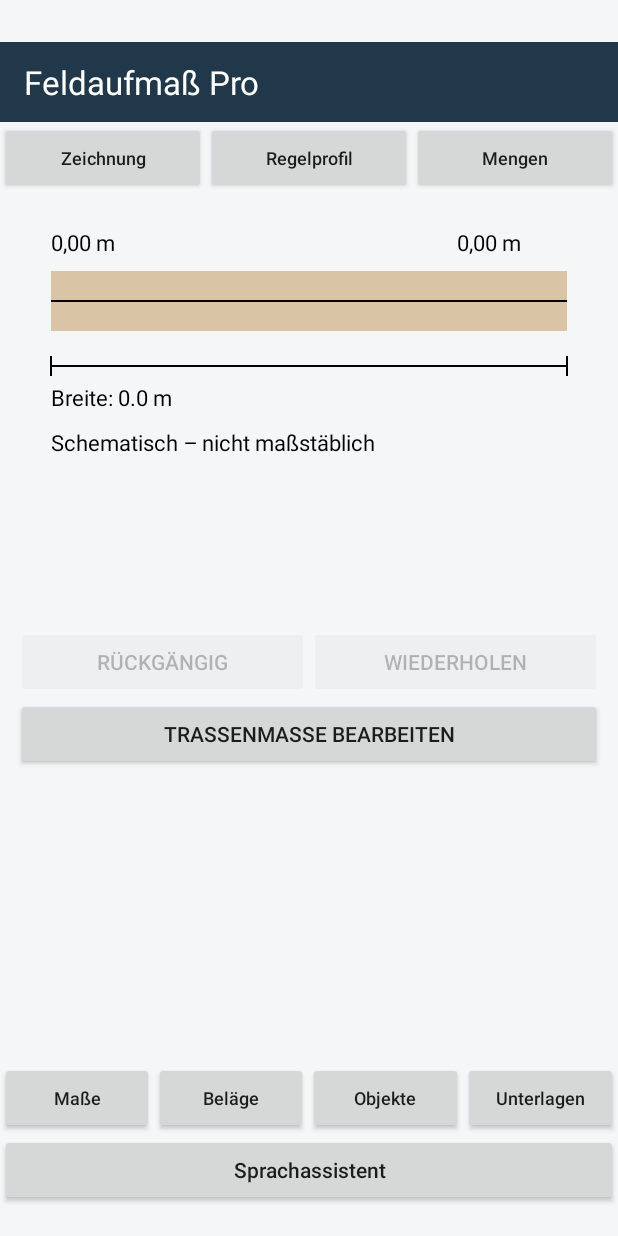
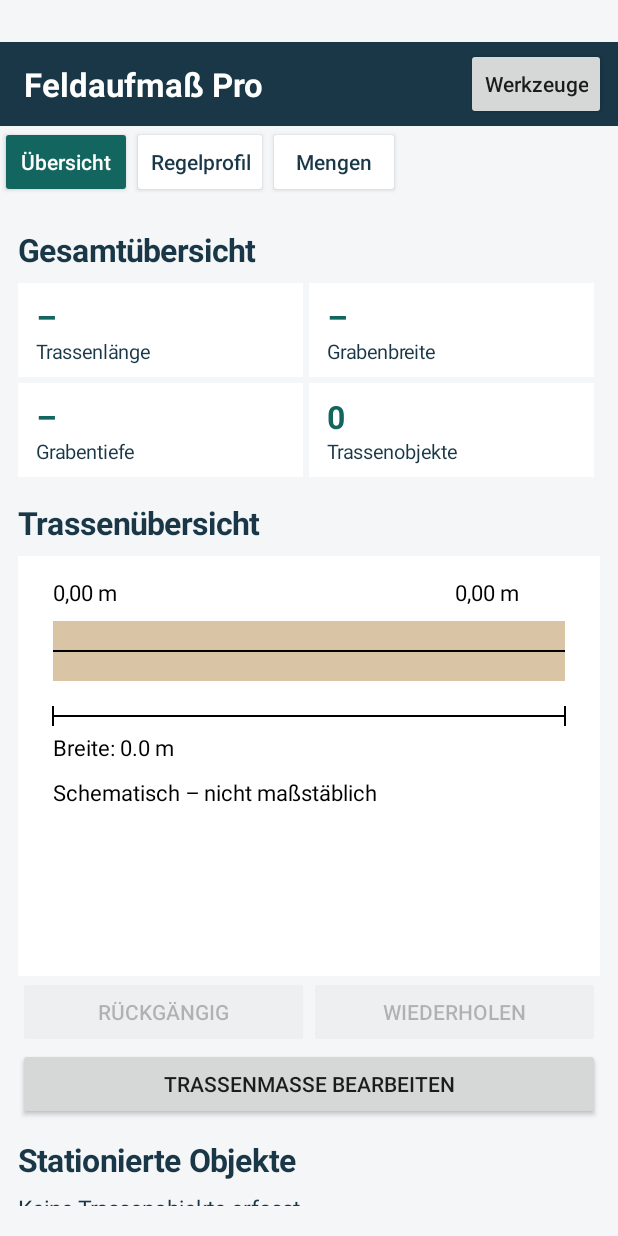
Before and after one commit to thecrystalmethod62ru-spec/Feldaufma-Pro, an Android app built with Jetpack Compose: the screen it shows after launch (MainActivity), on a phone screen of 412 x 824 dp. Run offline under Robolectric (Android 15) with nearby library versions, the phone set to English and light mode, and no system bars; our stand-ins replace data binding; 1 statement that could not run was skipped.

Commit message:
Adapt the mobile drawing overview to the Bergstraße measurement sheets

```diff
--- a/app/src/main/java/de/feldaufmass/pro/MainActivity.java
+++ b/app/src/main/java/de/feldaufmass/pro/MainActivity.java
@@ -20,18 +20,130 @@ public class MainActivity extends Activity {
  EditText sollLength,sollWidth,sollDepth,sollAsphalt,sollSource; TextView sollComparison;
  LinearLayout documentsPage; TextView documentsList; org.json.JSONArray documents=new org.json.JSONArray();
  LinearLayout shell,body,planPage,measurePage,voicePage,profilePage,segmentPage,objectPage,quantityPage; TextView projectHeader; TextView detailQuantities; Button undoObjectsButton,redoObjectsButton; java.util.ArrayDeque<String> undoObjects=new java.util.ArrayDeque<>(),redoObjects=new java.util.ArrayDeque<>();
- LinearLayout page(){LinearLayout p=new LinearLayout(this);p.setOrientation(1);p.setPadding(16,12,16,12);return p;}
+ static final int INK=0xff193747, TEAL=0xff12665f;
+ TextView[] overviewValues=new TextView[4];
+ LinearLayout stationRows;
+ final java.util.LinkedHashMap<LinearLayout,Button> sheetTabs=new java.util.LinkedHashMap<>();
+ Button toolsMenu;
+
+ TextView sheetText(String text,int size,boolean bold) {
+  TextView label=new TextView(this);
+  label.setText(text);
+  label.setTextSize(size);
+  label.setTextColor(INK);
+  if(bold)label.setTypeface(Typeface.DEFAULT,Typeface.BOLD);
+  return label;
+ }
+
+ void sheetHeading(LinearLayout page,String name) {
+  TextView heading=sheetText(name,21,true);
+  heading.setPadding(0,dp(12),0,dp(8));
+  page.addView(heading);
+ }
+
+ void addOverview() {
+  String[] names={"Trassenlänge","Grabenbreite","Grabentiefe","Trassenobjekte"};
+  for(int row=0;row<2;row++){
+   LinearLayout pair=new LinearLayout(this);
+   planPage.addView(pair);
+   for(int col=0;col<2;col++){
+    int i=row*2+col;
+    LinearLayout metric=page();
+    metric.setBackgroundColor(Color.WHITE);
+    LinearLayout.LayoutParams box=new LinearLayout.LayoutParams(0,-2,1);
+    box.setMargins(0,0,dp(4),dp(4));
+    pair.addView(metric,box);
+    overviewValues[i]=sheetText("–",21,true);
+    overviewValues[i].setTextColor(TEAL);
+    metric.addView(overviewValues[i]);
+    metric.addView(sheetText(names[i],13,false));
+   }
+  }
+ }
+
+ void refreshOverview(){
+  if(stationRows==null)return;
+  double[] lengths={l,w,d};
+  for(int i=0;i<lengths.length;i++)overviewValues[i].setText(lengths[i]>0?reportMeasure(lengths[i]):"–");
+  overviewValues[3].setText(String.valueOf(objects.length()));
+  stationRows.removeAllViews();
+  java.util.List<Integer> sorted=new java.util.ArrayList<>();
+  for(int i=0;i<objects.length();i++)if(objects.optJSONObject(i)!=null)sorted.add(i);
+  sorted.sort((a,b)->Double.compare(objects.optJSONObject(a).optDouble("station"),objects.optJSONObject(b).optDouble("station")));
+  if(sorted.isEmpty())stationRows.addView(sheetText("Keine Trassenobjekte erfasst.",15,false));
+  for(int index:sorted){
+   org.json.JSONObject object=objects.optJSONObject(index);
+   Button entry=new Button(this);
+   entry.setAllCaps(false);
+   entry.setGravity(Gravity.START|Gravity.CENTER_VERTICAL);
+   entry.setTextColor(objectWarning(index)?0xff982f20:INK);
+   entry.setText(String.format(java.util.Locale.GERMANY,"%.2f m   ·   %s",object.optDouble("station"),object.optString("type")));
+   entry.setOnClickListener(v->detailObject(index));
+   stationRows.addView(entry);
+  }
+ }
+
+ void addSheetTab(LinearLayout bar,String name,LinearLayout sheet){
+  Button tab=new Button(this);
+  tab.setAllCaps(false);
+  tab.setSingleLine(true);
+  tab.setText(name);
+  bar.addView(tab);
+  sheetTabs.put(sheet,tab);
+  tab.setOnClickListener(v->showPage(sheet));
+ }
+
+ void showTools(){
+  String[] names={"Maße","Beläge","Objekte","Unterlagen / PDF","Sprachassistent"};
+  LinearLayout[] pages={measurePage,segmentPage,objectPage,documentsPage,voicePage};
+  PopupMenu menu=new PopupMenu(this,toolsMenu);
+  for(int i=0;i<names.length;i++)menu.getMenu().add(0,i,Menu.NONE,names[i]);
+  menu.setOnMenuItemClickListener(item->{showPage(pages[item.getItemId()]);return true;});
+  menu.show();
+ }
+ LinearLayout page(){LinearLayout p=new LinearLayout(this);p.setOrientation(1);p.setPadding(dp(12),dp(8),dp(12),dp(8));return p;}
  int dp(int n){return (int)(n*getResources().getDisplayMetrics().density+.5f);}
- void showPage(LinearLayout p){if(p==documentsPage)compareSoll();if(p==quantityPage)refreshDetailQuantities();body.removeAllViews();ScrollView sc=new ScrollView(this);sc.setFillViewport(true);if(p.getParent()!=null)((android.view.ViewGroup)p.getParent()).removeView(p);sc.addView(p);body.addView(sc,new LinearLayout.LayoutParams(-1,-1));}
- void nav(LinearLayout bar,String name,Runnable action){Button b=new Button(this);b.setText(name);b.setTextSize(12);b.setAllCaps(false);bar.addView(b,new LinearLayout.LayoutParams(0,-2,1));b.setOnClickListener(v->action.run());}
+ void showPage(LinearLayout p){
+  for(java.util.Map.Entry<LinearLayout,Button> entry:sheetTabs.entrySet()){
+   boolean selected=entry.getKey()==p;
+   Button tab=entry.getValue();
+   tab.setSelected(selected);
+   tab.setBackgroundTintList(android.content.res.ColorStateList.valueOf(selected?TEAL:Color.WHITE));
+   tab.setTextColor(selected?Color.WHITE:INK);
+  }
+  if(p==documentsPage)compareSoll();if(p==quantityPage)refreshDetailQuantities();body.removeAllViews();ScrollView sc=new ScrollView(this);sc.setFillViewport(true);if(p.getParent()!=null)((android.view.ViewGroup)p.getParent()).removeView(p);sc.addView(p);body.addView(sc,new LinearLayout.LayoutParams(-1,-1));}
  public void onCreate(Bundle b){super.onCreate(b);
  shell=page();shell.setPadding(0,dp(28),0,dp(20));shell.setBackgroundColor(0xfff4f6f8);setContentView(shell);
- projectHeader=new TextView(this);projectHeader.setText("Feldaufmaß Pro");projectHeader.setTextColor(Color.WHITE);projectHeader.setTextSize(22);projectHeader.setPadding(dp(16),dp(12),dp(16),dp(12));projectHeader.setBackgroundColor(0xff203849);shell.addView(projectHeader);
- LinearLayout tabs=new LinearLayout(this);shell.addView(tabs);nav(tabs,"Zeichnung",()->showPage(planPage));nav(tabs,"Regelprofil",()->showPage(profilePage));nav(tabs,"Mengen",()->showPage(quantityPage));
+ planPage=page();measurePage=page();voicePage=page();profilePage=page();segmentPage=page();objectPage=page();quantityPage=page();
+ LinearLayout header=new LinearLayout(this);
+ header.setGravity(Gravity.CENTER_VERTICAL);
+ header.setPadding(dp(16),dp(4),dp(8),dp(4));
+ header.setBackgroundColor(INK);
+ shell.addView(header);
+ projectHeader=sheetText("Feldaufmaß Pro",22,true);
+ projectHeader.setTextColor(Color.WHITE);
+ projectHeader.setMaxLines(2);
+ projectHeader.setEllipsize(android.text.TextUtils.TruncateAt.END);
+ header.addView(projectHeader,new LinearLayout.LayoutParams(0,-2,1));
+ toolsMenu=new Button(this);
+ toolsMenu.setAllCaps(false);
+ toolsMenu.setText("Werkzeuge");
+ header.addView(toolsMenu);
+ toolsMenu.setOnClickListener(v->showTools());
+ HorizontalScrollView tabsScroll=new HorizontalScrollView(this);
+ tabsScroll.setHorizontalScrollBarEnabled(false);
+ shell.addView(tabsScroll);
+ LinearLayout tabs=new LinearLayout(this);
+ tabsScroll.addView(tabs);
+ addSheetTab(tabs,"Übersicht",planPage);
+ addSheetTab(tabs,"Regelprofil",profilePage);
+ addSheetTab(tabs,"Mengen",quantityPage);
  body=new LinearLayout(this);shell.addView(body,new LinearLayout.LayoutParams(-1,0,1));
- LinearLayout tools=new LinearLayout(this);shell.addView(tools);nav(tools,"Maße",()->showPage(measurePage));nav(tools,"Beläge",()->showPage(segmentPage));nav(tools,"Objekte",()->showPage(objectPage));nav(tools,"Unterlagen",()->showPage(documentsPage));
- Button voiceButton=new Button(this);voiceButton.setText("Sprachassistent");voiceButton.setAllCaps(false);shell.addView(voiceButton);voiceButton.setOnClickListener(v->showPage(voicePage));
- planPage=page();measurePage=page();voicePage=page();profilePage=page();segmentPage=page();objectPage=page();quantityPage=page();
+ sheetHeading(planPage,"Gesamtübersicht");
+ addOverview();
+ sheetHeading(planPage,"Trassenübersicht");
+ sheetHeading(quantityPage,"Mengenermittlung");
+ sheetHeading(measurePage,"Trassenmaße");
  documentsPage=page();TextView dh=new TextView(this);dh.setText("Ausführungsunterlagen – Soll");dh.setTextSize(22);documentsPage.addView(dh);
  Button importDoc=new Button(this);importDoc.setText("Unterlagen hinzufügen");documentsPage.addView(importDoc);importDoc.setOnClickListener(v->{android.content.Intent i=new android.content.Intent(android.content.Intent.ACTION_OPEN_DOCUMENT);i.setType("*/*");i.addCategory(android.content.Intent.CATEGORY_OPENABLE);i.putExtra(android.content.Intent.EXTRA_ALLOW_MULTIPLE,true);i.addFlags(android.content.Intent.FLAG_GRANT_READ_URI_PERMISSION|android.content.Intent.FLAG_GRANT_PERSISTABLE_URI_PERMISSION);startActivityForResult(i,411);});
  TextView cloudInfo=new TextView(this);cloudInfo.setText("Your Secure Cloud: In der offiziellen App anmelden. Im Android-Dateidialog SecureCloud auswählen, sofern verfügbar. Keine Zugangsdaten in Feldaufmaß Pro erforderlich.");documentsPage.addView(cloudInfo);
@@ -83,8 +195,12 @@ public class MainActivity extends Activity {
  root=quantityPage;
  result=new TextView(this);result.setTextSize(18);root.addView(result);detailQuantities=new TextView(this);root.addView(detailQuantities);
  root=planPage;
- sketch=new Sketch();root.addView(sketch,new LinearLayout.LayoutParams(-1,dp(280))); LinearLayout historyBar=new LinearLayout(this);root.addView(historyBar);undoObjectsButton=new Button(this);undoObjectsButton.setText("Rückgängig");historyBar.addView(undoObjectsButton,new LinearLayout.LayoutParams(0,-2,1));redoObjectsButton=new Button(this);redoObjectsButton.setText("Wiederholen");historyBar.addView(redoObjectsButton,new LinearLayout.LayoutParams(0,-2,1));undoObjectsButton.setOnClickListener(v->restoreObjectHistory(false));redoObjectsButton.setOnClickListener(v->restoreObjectHistory(true));updateHistoryButtons();
+ sketch=new Sketch();sketch.setBackgroundColor(Color.WHITE);root.addView(sketch,new LinearLayout.LayoutParams(-1,dp(280))); LinearLayout historyBar=new LinearLayout(this);root.addView(historyBar);undoObjectsButton=new Button(this);undoObjectsButton.setText("Rückgängig");historyBar.addView(undoObjectsButton,new LinearLayout.LayoutParams(0,-2,1));redoObjectsButton=new Button(this);redoObjectsButton.setText("Wiederholen");historyBar.addView(redoObjectsButton,new LinearLayout.LayoutParams(0,-2,1));undoObjectsButton.setOnClickListener(v->restoreObjectHistory(false));redoObjectsButton.setOnClickListener(v->restoreObjectHistory(true));updateHistoryButtons();
  Button edit=new Button(this);edit.setText("Trassenmaße bearbeiten");root.addView(edit);edit.setOnClickListener(v->showPage(measurePage));
+ sheetHeading(planPage,"Stationierte Objekte");
+ stationRows=new LinearLayout(this);
+ stationRows.setOrientation(LinearLayout.VERTICAL);
+ planPage.addView(stationRows);
  root=profilePage;
  TextView heading=new TextView(this);heading.setText("Regelprofil – Grabenquerschnitt");heading.setTextSize(20);root.addView(heading);
  legend=new TextView(this);legend.setTextSize(14);root.addView(legend);
@@ -188,7 +304,7 @@ public class MainActivity extends Activity {
 
  void refreshDetailQuantities(){if(detailQuantities==null)return;StringBuilder b=new StringBuilder("\nDetailmengen – geometrisch, nicht addiert\n");for(int i=0;i<objects.length();i++){org.json.JSONObject o=objects.optJSONObject(i);if(o==null)continue;double a=detailNumber(o,"detailLength"),w=detailNumber(o,"detailWidth"),h=detailNumber(o,"detailDepth");b.append(o.optString("type")).append(" / ").append(o.optString("station")).append(" m\n");if(Double.isFinite(a*w)&&a>0&&w>0){b.append(String.format(java.util.Locale.GERMANY,"Fläche: %.2f m²",a*w));if(Double.isFinite(a*w*h)&&h>0)b.append(String.format(java.util.Locale.GERMANY," | Körpervolumen: %.2f m³",a*w*h));else b.append(" | Tiefe fehlt");}else b.append("Detailmaße fehlen");if(objectWarning(i))b.append(" | ⚠ Lage prüfen");b.append("\n");}b.append("\nNicht zur Haupttrasse addieren: Überschneidungen und LV-Regeln prüfen.");detailQuantities.setText(b.toString());}
  String detailSummary(org.json.JSONObject o){StringBuilder b=new StringBuilder();String[] keys={"detailLength","detailWidth","detailDepth"},names={"L","B","T"};for(int j=0;j<3;j++){String v=o.optString(keys[j],"");if(!v.isEmpty())b.append(" | ").append(names[j]).append("=").append(v).append(" m");}return b.toString();}
- void showObjects(){StringBuilder b=new StringBuilder();for(int i=0;i<objects.length();i++){org.json.JSONObject o=objects.optJSONObject(i);if(o!=null)b.append(String.format(java.util.Locale.GERMANY,"%.2f m | %s | %s | %s\n",o.optDouble("station"),o.optString("type"),o.optString("side"),o.optString("note")+detailSummary(o)+(objectWarning(i)?" | ⚠ Station prüfen":"")));}objectList.setText(b.toString());}
+ void showObjects(){refreshOverview();StringBuilder b=new StringBuilder();for(int i=0;i<objects.length();i++){org.json.JSONObject o=objects.optJSONObject(i);if(o!=null)b.append(String.format(java.util.Locale.GERMANY,"%.2f m | %s | %s | %s\n",o.optDouble("station"),o.optString("type"),o.optString("side"),o.optString("note")+detailSummary(o)+(objectWarning(i)?" | ⚠ Station prüfen":"")));}objectList.setText(b.toString());}
  void saveSoll(){try{EditText[] fields={sollLength,sollWidth,sollDepth,sollAsphalt};String[] keys={"sollLength","sollWidth","sollDepth","sollAsphalt"};for(EditText e:fields){if(e.length()>0){double n=number(e);if(!Double.isFinite(n)||n<=0)throw new Exception();}}android.content.SharedPreferences.Editor ed=getPreferences(0).edit();for(int i=0;i<fields.length;i++)ed.putString(keys[i],fields[i].getText().toString());ed.putString("sollSource",sollSource.getText().toString()).apply();compareSoll();}catch(Exception e){Toast.makeText(this,"Bitte gültige positive Soll-Maße eingeben.",Toast.LENGTH_LONG).show();}}
  void compareSoll(){if(sollComparison==null||length==null||asphaltInput==null)return;EditText[] actual={length,width,depth,asphaltInput};String[] keys={"sollLength","sollWidth","sollDepth","sollAsphalt"};String[] names={"Trassenlänge","Grabenbreite","Grabentiefe","Asphaltstärke"};StringBuilder b=new StringBuilder("Soll / Ist – Abweichungen (Ist minus Soll)\n");for(int i=0;i<keys.length;i++){b.append(names[i]).append(": ");try{double p=Double.parseDouble(getPreferences(0).getString(keys[i],"").replace(',','.'));double a=number(actual[i]);if(!Double.isFinite(a)||a<=0)throw new Exception();b.append(String.format(java.util.Locale.GERMANY,"Soll %.2f m | Ist %.2f m | Δ %+.2f m",p,a,a-p));}catch(Exception e){b.append("Nicht vollständig erfasst");}b.append("\n");}sollComparison.setText(b.toString());}
  void exportPdf(){if(!calculate()){showPage(measurePage);return;}android.content.Intent i=new android.content.Intent(android.content.Intent.ACTION_CREATE_DOCUMENT);i.addCategory(android.content.Intent.CATEGORY_OPENABLE);i.setType("application/pdf");i.putExtra(android.content.Intent.EXTRA_TITLE,"Feldaufmass.pdf");startActivityForResult(i,412);}
```
